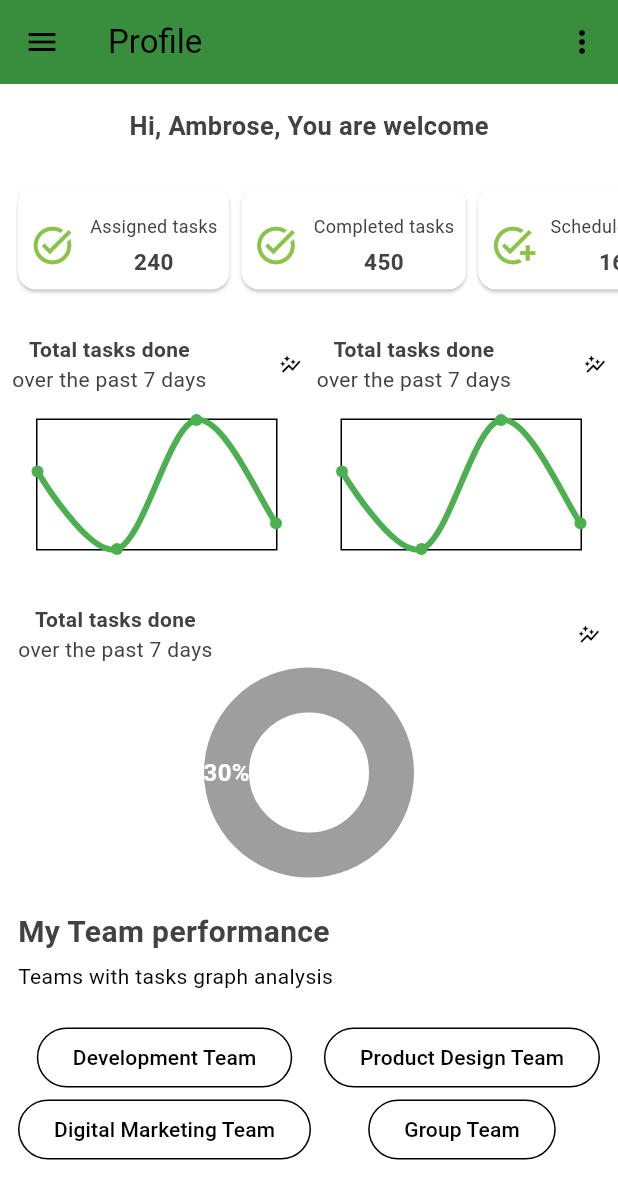
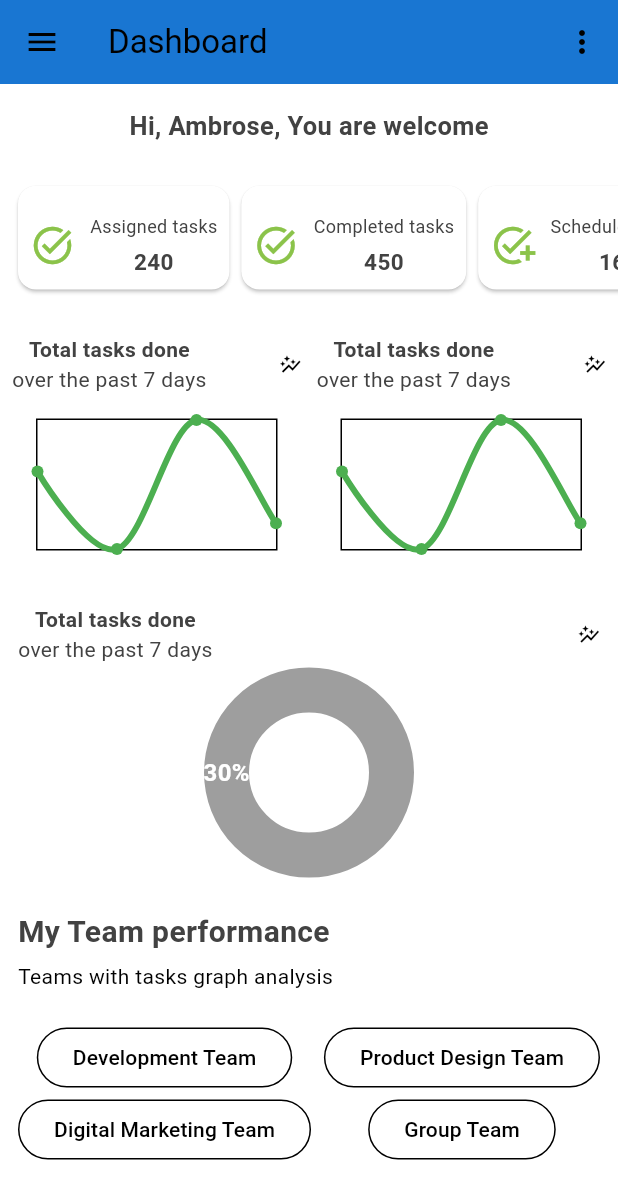
Before and after one commit to kasasa22/WePut, a Flutter app: the Dashboard screen opened by its route, on a phone screen of 412 x 824 dp. Shown: the top 1199 px of the screen. Run offline on Flutter 3.47's test engine with Material 3 defaults, Android fonts, the phone set to English and light mode, and no system bars; drawn by our look-alikes of fl_chart; our stand-ins replace cloud_firestore, firebase_auth, firebase_core, settings_ui; accounts and stored records are empty.

Commit message:
Jan 8, 2024, 1:15 PM

```diff
--- a/lib/pages/dashboard.dart
+++ b/lib/pages/dashboard.dart
@@ -17,8 +17,8 @@ class _DashboardState extends State<Dashboard> {
   Widget build(BuildContext context) {
     return Scaffold(
       appBar: AppBar(
-        backgroundColor: Colors.green[700],
-        title: const Text("Profile"),
+        backgroundColor: Colors.blue[700],
+        title: const Text("Dashboard"),
         actions: [
           PopupMenuButton(
             onSelected: (String value) {},
```
